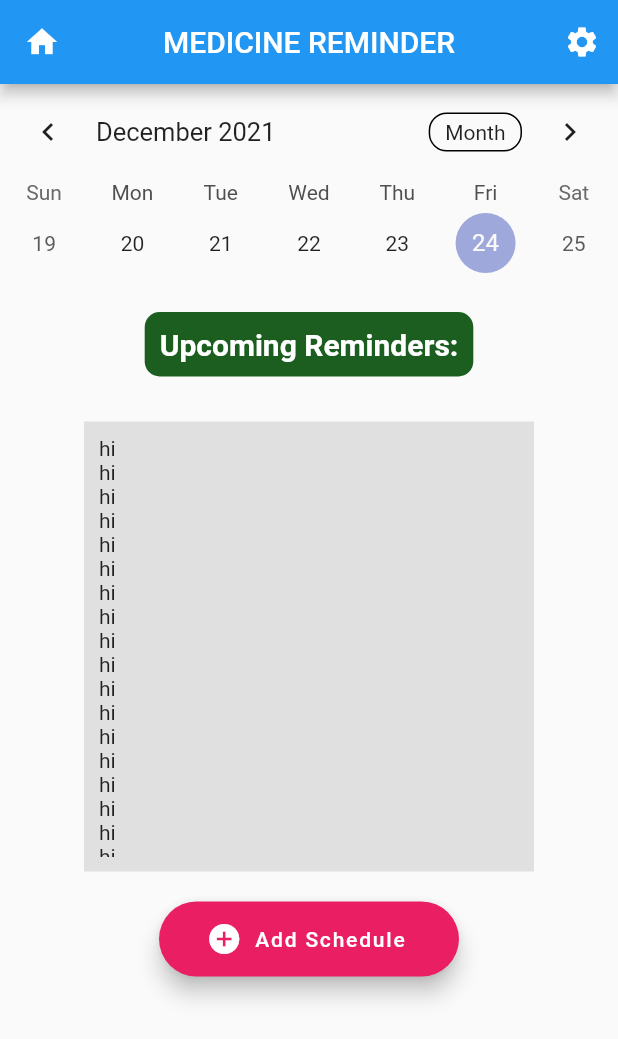
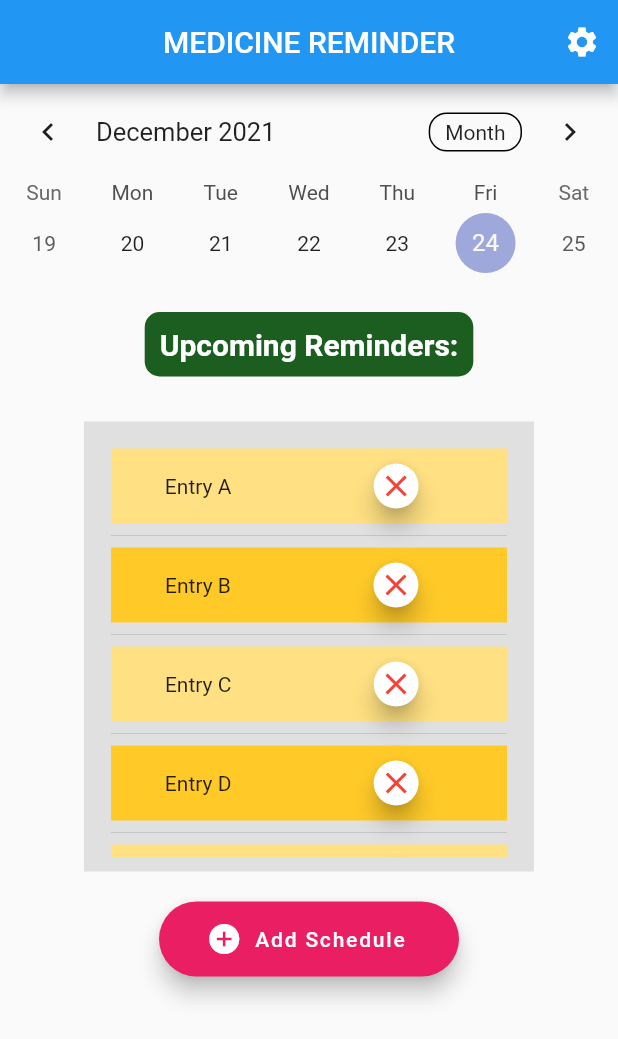
Before and after one commit to KingFire25/Medicine_reminder, a Flutter app: the screen it shows after launch, on a phone screen of 412 x 824 dp. Shown: the top 1039 px of the screen. Run offline on Flutter 3.47's test engine with Material 2 defaults, Android fonts, the light colour scheme and no system bars; drawn by our look-alikes of table_calendar.

Commit message:
fifth commit

```diff
--- a/lib/main.dart
+++ b/lib/main.dart
@@ -1,9 +1,6 @@
 import 'package:flutter/material.dart';
 import 'package:table_calendar/table_calendar.dart';
 import 'dart:async';
-import 'package:intl/intl.dart';
-
-
 
 void main() =>
   runApp(const MyApp());
@@ -34,34 +31,34 @@ const HomeP({ Key? key }) : super(key: key);
 }
 
 class _HomePState extends State<HomeP> {
-List<int> top = <int>[];
-List<int> bottom = <int>[0];
+ List<String> entries = <String>['A', 'B', 'C', 'D', 'E'];
+ List<int> colorCodes = <int>[200,400];
+
   @override
   Widget build(BuildContext context){
-    return Scaffold(
+    return
+    Scaffold(
       appBar: AppBar(
       centerTitle: true,
       title: Text('MEDICINE REMINDER'),
-      leading: IconButton(
-        onPressed: () {},
-        icon: Icon(Icons.home),
-      ),
+
       actions: [
-
         IconButton(
           onPressed: () {},
           icon: Icon(Icons.settings),
         ),
       ],
       ),
-      body: Column(
+      body: SingleChildScrollView(child:
+      Column(
         children: <Widget>[
 
           TableCalendar(
           focusedDay: DateTime.now(),
           firstDay: DateTime.utc(2010, 10, 16),
           lastDay: DateTime.utc(2030, 3, 14),
-          calendarFormat: CalendarFormat.week,),
+          calendarFormat: CalendarFormat.week,
+          ),
 
           Container(
             margin: EdgeInsets.all(20),
@@ -88,30 +85,39 @@ List<int> bottom = <int>[0];
           children: [
           SizedBox(
           height: 280.0,
-          child: ListView(
-          scrollDirection: Axis.vertical,
-          children: <Widget>[
+            child:
+            ListView.separated(
+            padding: const EdgeInsets.all(8),
+            itemCount: entries.length,
+            itemBuilder: (BuildContext context, int index) {
+            return Container(
+            height: 50,
+            color: Colors.amber[colorCodes[index%colorCodes.length]],
+            child: Row(
+              mainAxisAlignment: MainAxisAlignment.spaceAround,
+              children:
+            [
+              Text('Entry ${entries[index]}'),
+              Container
+              ( margin: EdgeInsets.all(10),
+                child:
+                FloatingActionButton(
+                  heroTag: 'btn'+index.toString(),
+                  child: const Icon(Icons.close_sharp,color: Colors.red,),
+                  backgroundColor: Colors.white,
+                  onPressed: (){
+                    setState(() {
+                      entries.removeAt(index);
+                    });
+                  },
+                ),
+                )
+            ]),
+    );
+  },
+  separatorBuilder: (BuildContext context, int index) => const Divider(),
+),
 
-          Text("hi"),
-          Text("hi"),
-          Text("hi"),
-          Text("hi"),
-          Text("hi"),
-          Text("hi"),
-          Text("hi"),
-          Text("hi"),
-          Text("hi"),
-          Text("hi"),
-          Text("hi"),
-          Text("hi"),
-          Text("hi"),
-          Text("hi"),
-          Text("hi"),
-          Text("hi"),
-          Text("hi"),
-          Text("hi"),
-        ],
-      ),
     ),
   ],
 )
@@ -121,7 +127,10 @@ List<int> bottom = <int>[0];
             margin: EdgeInsets.all(10),
             height: 50,
             width: 200,
-            child: FloatingActionButton.extended(onPressed: () {
+            child:
+            FloatingActionButton.extended(
+            heroTag: 'btn 1',
+            onPressed: () {
             Navigator.push(
               context,
               MaterialPageRoute(builder: (context) => const SecondRoute()),
@@ -132,7 +141,7 @@ List<int> bottom = <int>[0];
             backgroundColor: Colors.pink,),
             ),
         ],
-      ),
+      ),),
     );
   }
 }
@@ -151,7 +160,7 @@ class _SecondRouteState extends State<SecondRoute> {
   String time = '9:00 AM';
   bool isvisibile = false;
 
-Map<String, bool> List = {
+Map<String, bool> WEEK = {
     'SUN' : false,
     'MON' : false,
     'TUE' : false,
@@ -164,7 +173,10 @@ Map<String, bool> List = {
   //var holder_1 = [];
 
   Widget CustomRadioButton(String text, int index) {
-    return OutlineButton(
+    return
+    Container(
+      width: 80,
+      child:OutlineButton(
       onPressed: () {
         setState(() {
           value = index;
@@ -175,12 +187,13 @@ Map<String, bool> List = {
         text,
         style: TextStyle(
           color: (value == index) ? Colors.red : Colors.black,
+          fontWeight: FontWeight.w500,
+          fontSize: 12,
         ),
       ),
       shape: RoundedRectangleBorder(borderRadius: BorderRadius.circular(10)),
-      borderSide: BorderSide(color: Colors.black),
-    );
-
+      borderSide: const BorderSide(color: Colors.black),
+    ),);
   }
 
 
@@ -215,19 +228,6 @@ Map<String, bool> List = {
 
   @override
 
-
-  // selectTime(BuildContext context) async {
-  //     final TimeOfDay? timeOfDay = await showTimePicker(
-  //       context: context,
-  //       initialTime: selectedTime,
-  //       initialEntryMode: TimePickerEntryMode.dial,
-  //     );
-  //       {
-  //         setState(() {
-  //           selectedTime = timeOfDay!;
-  //         });
-  //       }
-  // }
 
   Widget build(BuildContext context) {
     return Scaffold(
@@ -286,7 +286,6 @@ Map<String, bool> List = {
                 fillColor: Colors.blue.shade100,
                 border: OutlineInputBorder(),
                 labelText: 'Name',
-
               ),
             ),
           ),
@@ -308,9 +307,9 @@ Map<String, bool> List = {
                     mainAxisAlignment: MainAxisAlignment.spaceAround,
                     children: [
                       CustomRadioButton("Injection", 1),
-                      CustomRadioButton("Drops", 2),
+                      CustomRadioButton("Drop", 2),
                       CustomRadioButton("Tablet", 3),
-                      CustomRadioButton("Capsules", 4),
+                      CustomRadioButton("Capsule", 4),
                     ],
                   ),
                 )
@@ -318,13 +317,8 @@ Map<String, bool> List = {
             ),
           ),
 
-
           Container(
-
-          ),
-
-
-          Container(
+            margin: EdgeInsets.all(10),
             child: Row(
               mainAxisAlignment: MainAxisAlignment.spaceAround,
               children: [
@@ -332,13 +326,7 @@ Map<String, bool> List = {
                   fontSize: 20,
                   fontWeight: FontWeight.w600,
                 ),),
-                // Container(
 
-                //   child:
-                //   Text("${TimeOfDay.now().hour}:${TimeOfDay.now().minute}",style: TextStyle(
-                //     fontSize: 50,
-                //   ),),
-                //   ),
                 ElevatedButton(
                 onPressed: () {
                   _selectTime(context);
@@ -346,20 +334,11 @@ Map<String, bool> List = {
               child: Text(time,style: TextStyle(
                 fontSize: 30,
               ),),
-            ),
-
+              ),
               ],
-
             ),
           ),
-          // Container(
-          //   width: 50,
-          //   child: TextField(
-          //     decoration: InputDecoration(
-          //       border: OutlineInputBorder(),
-          //     ),
-          //   ),
-          // ),
+
 
           Container(
             margin: EdgeInsets.all(10),
@@ -390,22 +369,20 @@ Map<String, bool> List = {
                   child:
                   Column(
                     children: [
-                      Text(List.keys.elementAt(i),style: TextStyle(
+                      Text(WEEK.keys.elementAt(i),style: TextStyle(
                         fontWeight: FontWeight.bold,
                         color: Colors.green[800],
                       ),),
                       CheckboxListTile(
                       activeColor: Colors.red,
-                      value: List.values.elementAt(i), onChanged: (value){
+                      value: WEEK.values.elementAt(i), onChanged: (value){
                       setState(() {
-                        List[List.keys.elementAt(i)] = value!;
+                        WEEK[WEEK.keys.elementAt(i)] = value!;
                       });
                      }),
                     ],
                   )
                   ),
-
-
               ],),
               ),
               ],
--- a/pubspec.yaml
+++ b/pubspec.yaml
@@ -36,6 +36,7 @@ dependencies:
   # Use with the CupertinoIcons class for iOS style icons.
   cupertino_icons: ^1.0.2
   table_calendar: ^3.0.3
+  flutter_local_notifications: ^9.1.5
 
 
 dev_dependencies:
```
Also changed, not shown: pubspec.lock.
